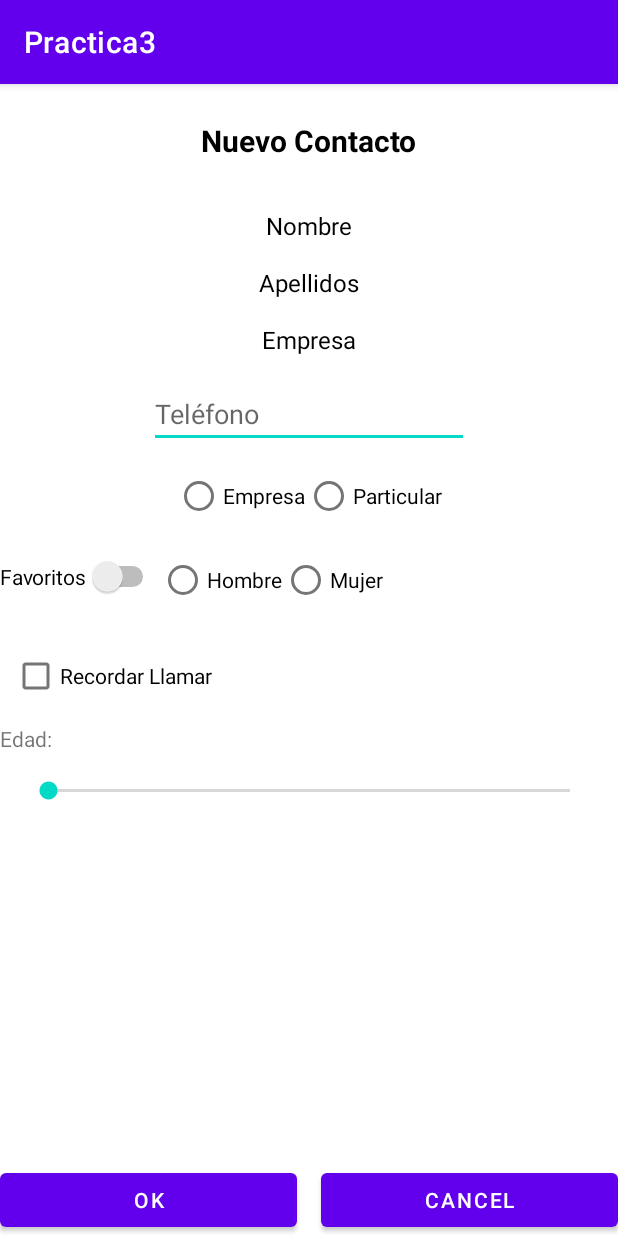
After one commit to sochoa2021AlexandroRodriguezParron/Practica3, an Android app: the NuevoContactoActivity screen opened directly, with no data from a screen before it, on a phone screen of 412 x 824 dp. The commit adds this screen. Run offline under Robolectric (Android 15) with nearby library versions, the phone set to English and light mode, and no system bars.

Commit message:
Avanzando con ImageView

```diff
--- a/app/src/main/AndroidManifest.xml
+++ b/app/src/main/AndroidManifest.xml
@@ -10,6 +10,12 @@
         android:supportsRtl="true"
         android:theme="@style/Theme.Practica3">
         <activity
+            android:name=".StartActivyForResult"
+            android:exported="false" />
+        <activity
+            android:name=".NuevoContactoActivity"
+            android:exported="false" />
+        <activity
             android:name=".MainActivity"
             android:exported="true">
             <intent-filter>
--- /dev/null
+++ b/app/src/main/java/net/iessochoa/alexandrorodriguez/practica3/NuevoContactoActivity.java
@@ -0,0 +1,237 @@
+package net.iessochoa.alexandrorodriguez.practica3;
+
+import android.content.Intent;
+import android.os.Bundle;
+import android.view.View;
+import android.widget.Button;
+import android.widget.CheckBox;
+import android.widget.CompoundButton;
+import android.widget.EditText;
+import android.widget.ImageView;
+import android.widget.RadioButton;
+import android.widget.RadioGroup;
+import android.widget.SeekBar;
+import android.widget.Switch;
+import android.widget.TextView;
+
+import androidx.appcompat.app.AppCompatActivity;
+
+public class NuevoContactoActivity extends AppCompatActivity implements SeekBar.OnSeekBarChangeListener, View.OnClickListener {
+
+    //Constantes EXTRA_
+    //public final static String EXTRA_DATOS_RESULTADO="net.iessochoa.alexandrorodriguez.practica3.NuevoContactoActivity.class";
+
+    //public final static String EXTRA_DATOS="net.iessochoa.alexandrorodriguez.practica3.NuevoContactoActivity.class";
+
+
+    //Constantes
+    //public final static int OPTION_REQUEST_NOMBRE=0;
+    //public final static int OPTION_REQUEST_APELLIDOS=1;
+    //public final static int OPTION_REQUEST_EMPRESA=2;
+
+    //Atributos
+    //TextView
+    private TextView tv_NombreNueCont;
+    private TextView tv_ApellidosNueCon;
+    private TextView tv_EmpresaNueCon;
+    private TextView tv_Edad;
+
+    //Editext
+    private EditText etTelefono;
+
+    //RadioGroup1 Y RadioButtons
+    private RadioGroup grbGrupo1;
+    private RadioButton rbEmpresa;
+    private RadioButton rbParticular;
+
+    //RadioGroup2 Y RadioButtons
+    private RadioGroup grbGrupo2;
+    private RadioButton rbHombre;
+    private RadioButton rbMujer;
+
+    //Switch
+    private Switch sFavoritos;
+
+    //CheckBox
+    private CheckBox cb_RecorLlamar;
+
+    //SeekBar
+    private SeekBar sbEdad;
+
+    //Button
+    private Button bOK;
+    private Button bCancel;
+
+    //ImageView
+    private ImageView iv_llamar;
+    private ImageView iv_Emp_Par;
+    private ImageView iv_Favor;
+    private ImageView iv_Hom_Muj;
+
+
+
+    @Override
+    protected void onCreate(Bundle savedInstanceState) {
+        super.onCreate(savedInstanceState);
+        setContentView(R.layout.activity_nuevo_contacto);
+
+        //Damos referencia cada atributo con cada elemento del layout
+        //TextView
+        tv_NombreNueCont = findViewById(R.id.tv_NombreNueCont);
+        tv_ApellidosNueCon = findViewById(R.id.tv_ApellidosNueCon);
+        tv_EmpresaNueCon = findViewById(R.id.tv_EmpresaNueCon);
+        tv_Edad = findViewById(R.id.tv_Edad);
+        //EditText
+        etTelefono = findViewById(R.id.etTelefono);
+        //RadioGroup1 y RadioButton
+        grbGrupo1 = findViewById(R.id.grbGrupo1);
+        rbEmpresa = findViewById(R.id.rbEmpresa);
+        rbParticular = findViewById(R.id.rbParticular);
+        //RadioGroup2 y RadioButton
+        grbGrupo2 = findViewById(R.id.grbGrupo2);
+        rbHombre = findViewById(R.id.rbHombre);
+        rbMujer = findViewById(R.id.rbMujer);
+        //Switch
+        sFavoritos = findViewById(R.id.sFavoritos);
+        //CheckBox
+        cb_RecorLlamar = findViewById(R.id.cb_RecorLlamar);
+        //SeekBar
+        sbEdad = findViewById(R.id.sbEdad);
+        //Button
+        bOK = findViewById(R.id.bOK);
+        bCancel = findViewById(R.id.bCancel);
+        //ImageView
+        iv_llamar = findViewById(R.id.iv_llamar);
+        iv_llamar.setVisibility(View.INVISIBLE);
+        iv_Emp_Par = findViewById(R.id.iv_Emp_Par);
+        iv_Emp_Par.setVisibility(View.INVISIBLE);
+        iv_Favor = findViewById(R.id.iv_Favor);
+        iv_Favor.setVisibility(View.INVISIBLE);
+        iv_Hom_Muj = findViewById(R.id.iv_Hom_Muj);
+        iv_Hom_Muj.setVisibility(View.INVISIBLE);
+
+
+
+        /**----------------------------------------------------------*/
+
+        //Listener TextView
+        tv_NombreNueCont.setOnClickListener(this);
+        tv_ApellidosNueCon.setOnClickListener(this);
+        tv_EmpresaNueCon.setOnClickListener(this);
+
+        /**----------------------------------------------------------*/
+        //Listener RadioGroup
+        grbGrupo1.setOnCheckedChangeListener(new RadioGroup.OnCheckedChangeListener() {
+            @Override
+            public void onCheckedChanged(RadioGroup group, int checkedId) {
+                switch (checkedId){
+                    case R.id.rbEmpresa:
+                        iv_Emp_Par.setVisibility(View.VISIBLE);
+                        //iv_Emp_Par.setImageResource(R.drawable.ic_empresa_foreground);
+                        break;
+                    case R.id.rbParticular:
+                        iv_Emp_Par.setVisibility(View.VISIBLE);
+                        //iv_Emp_Par.setImageResource(R.drawable.ic_particular_foreground);
+                        break;
+                }
+            }
+        });
+        grbGrupo2.setOnCheckedChangeListener(new RadioGroup.OnCheckedChangeListener() {
+            @Override
+            public void onCheckedChanged(RadioGroup group, int checkedId) {
+                switch (checkedId){
+                    case R.id.rbHombre:
+                        iv_Hom_Muj.setVisibility(View.VISIBLE);
+                        //iv_Hom_Muj.setImageResource(R.mipmap.ic_masculino_background);
+                        break;
+                    case R.id.rbMujer:
+                        iv_Hom_Muj.setVisibility(View.VISIBLE);
+                        //iv_Hom_Muj.setImageResource(R.mipmap.ic_femenino_background);
+                        break;
+                }
+            }
+        });
+        /**----------------------------------------------------------*/
+        //Listener CheckBox
+        cb_RecorLlamar.setOnCheckedChangeListener(new CompoundButton.OnCheckedChangeListener() {
+            @Override
+            public void onCheckedChanged(CompoundButton buttonView, boolean isChecked) {
+                if(isChecked){
+                    iv_llamar.setVisibility(View.VISIBLE);
+                    //iv_llamar.setImageResource(R.drawable.ic_record_llamar_foreground);
+                }else{
+                    iv_llamar.setVisibility(View.INVISIBLE);
+                }
+            }
+        });
+        /**----------------------------------------------------------*/
+        //Listener Switch
+        sFavoritos.setOnCheckedChangeListener(new CompoundButton.OnCheckedChangeListener() {
+            @Override
+            public void onCheckedChanged(CompoundButton buttonView, boolean isChecked) {
+                if(isChecked){
+                    iv_Favor.setVisibility(View.VISIBLE);
+                    //iv_Favor.setImageResource(R.drawable.ic_favoritos_foreground);
+                }else{
+                    iv_Favor.setVisibility(View.INVISIBLE);
+                }
+            }
+        });
+
+        /**----------------------------------------------------------*/
+        //Listener SeekBar
+        sbEdad.setOnSeekBarChangeListener(this);
+
+    }
+
+    /**----------------------------------------------------------*/
+
+    /**----------------------------------------------------------*/
+
+
+
+    /**----------------------------------------------------------*/
+    //TextView funcionamiento
+    @Override
+    public void onClick(View v) {
+        switch (v.getId()){
+            //TextView
+            case R.id.tv_NombreNueCont:
+                cambiarActividadValores();
+                break;
+            case R.id.tv_ApellidosNueCon:
+                cambiarActividadValores();
+                break;
+            case R.id.tv_EmpresaNueCon:
+                cambiarActividadValores();
+                break;
+        }
+    }
+
+    public void cambiarActividadValores(){
+        Intent intent = new Intent(NuevoContactoActivity.this, StartActivyForResult.class);
+        startActivity(intent);
+    }
+
+
+
+    /**----------------------------------------------------------*/
+    //SeekBar Funcionamiento
+    @Override
+    public void onProgressChanged(SeekBar seekBar, int progress, boolean fromUser) {
+        String recurso = getResources().getString(R.string.edad_Formateada);
+        String edad = String.format(recurso, progress);
+        tv_Edad.setText(edad);
+    }
+
+    @Override
+    public void onStartTrackingTouch(SeekBar seekBar) {
+
+    }
+    @Override
+    public void onStopTrackingTouch(SeekBar seekBar) {
+
+    }
+
+    /**----------------------------------------------------------*/
+}
--- /dev/null
+++ b/app/src/main/res/layout/activity_nuevo_contacto.xml
@@ -0,0 +1,222 @@
+<?xml version="1.0" encoding="utf-8"?>
+<androidx.constraintlayout.widget.ConstraintLayout xmlns:android="http://schemas.android.com/apk/res/android"
+    xmlns:app="http://schemas.android.com/apk/res-auto"
+    xmlns:tools="http://schemas.android.com/tools"
+    android:layout_width="match_parent"
+    android:layout_height="match_parent"
+    tools:context=".NuevoContactoActivity">
+
+    <TextView
+        android:id="@+id/tv_NuevoContacto"
+        android:layout_width="wrap_content"
+        android:layout_height="wrap_content"
+        android:layout_marginTop="24dp"
+        android:text="@string/tv_NuevoContacto"
+        android:textColor="#000000"
+        android:textSize="20sp"
+        android:textStyle="bold"
+        app:layout_constraintEnd_toEndOf="parent"
+        app:layout_constraintStart_toStartOf="parent"
+        app:layout_constraintTop_toTopOf="parent" />
+
+    <TextView
+        android:id="@+id/tv_NombreNueCont"
+        android:layout_width="wrap_content"
+        android:layout_height="wrap_content"
+        android:layout_marginTop="32dp"
+        android:text="@string/tv_NombreNueCont"
+        android:textColor="#000000"
+        android:textSize="16sp"
+        app:layout_constraintEnd_toEndOf="parent"
+        app:layout_constraintStart_toStartOf="parent"
+        app:layout_constraintTop_toBottomOf="@+id/tv_NuevoContacto" />
+
+    <TextView
+        android:id="@+id/tv_ApellidosNueCon"
+        android:layout_width="wrap_content"
+        android:layout_height="wrap_content"
+        android:layout_marginTop="16dp"
+        android:text="@string/tv_ApellidosNueCon"
+        android:textColor="#000000"
+        android:textSize="16sp"
+        app:layout_constraintEnd_toEndOf="parent"
+        app:layout_constraintStart_toStartOf="parent"
+        app:layout_constraintTop_toBottomOf="@+id/tv_NombreNueCont" />
+
+    <TextView
+        android:id="@+id/tv_EmpresaNueCon"
+        android:layout_width="wrap_content"
+        android:layout_height="wrap_content"
+        android:layout_marginTop="16dp"
+        android:text="@string/tv_EmpresaNueCon"
+        android:textColor="#000000"
+        android:textSize="16sp"
+        app:layout_constraintEnd_toEndOf="parent"
+        app:layout_constraintStart_toStartOf="parent"
+        app:layout_constraintTop_toBottomOf="@+id/tv_ApellidosNueCon" />
+
+    <EditText
+        android:id="@+id/etTelefono"
+        android:layout_width="wrap_content"
+        android:layout_height="wrap_content"
+        android:layout_marginTop="16dp"
+        android:ems="10"
+        android:hint="@string/telefono"
+        android:inputType="phone"
+        app:layout_constraintEnd_toEndOf="parent"
+        app:layout_constraintStart_toStartOf="parent"
+        app:layout_constraintTop_toBottomOf="@+id/tv_EmpresaNueCon" />
+
+
+    <RadioGroup
+        android:id="@+id/grbGrupo1"
+        android:layout_width="wrap_content"
+        android:layout_height="wrap_content"
+        android:layout_marginTop="8dp"
+        android:orientation="horizontal"
+        app:layout_constraintEnd_toEndOf="parent"
+        app:layout_constraintStart_toStartOf="parent"
+        app:layout_constraintTop_toBottomOf="@+id/etTelefono"
+        tools:ignore="MissingConstraints">
+
+        <RadioButton
+            android:id="@+id/rbEmpresa"
+            android:layout_width="wrap_content"
+            android:layout_height="wrap_content"
+            android:text="@string/rbEmpresa" />
+
+        <RadioButton
+            android:id="@+id/rbParticular"
+            android:layout_width="wrap_content"
+            android:layout_height="wrap_content"
+            android:text="@string/rbParticular" />
+    </RadioGroup>
+
+    <Switch
+        android:id="@+id/sFavoritos"
+        android:layout_width="wrap_content"
+        android:layout_height="wrap_content"
+        android:layout_marginTop="16dp"
+        android:text="@string/sFavoritos"
+        app:layout_constraintStart_toStartOf="parent"
+        app:layout_constraintTop_toBottomOf="@+id/grbGrupo1"
+        tools:checked="false" />
+
+    <RadioGroup
+        android:id="@+id/grbGrupo2"
+        android:layout_width="wrap_content"
+        android:layout_height="wrap_content"
+        android:layout_marginTop="8dp"
+        android:orientation="horizontal"
+        app:layout_constraintStart_toEndOf="@+id/sFavoritos"
+
+        app:layout_constraintTop_toBottomOf="@+id/grbGrupo1"
+        tools:ignore="MissingConstraints">
+
+        <RadioButton
+            android:id="@+id/rbHombre"
+            android:layout_width="wrap_content"
+            android:layout_height="wrap_content"
+            android:layout_weight="1"
+            android:text="@string/rbHombre" />
+
+        <RadioButton
+            android:id="@+id/rbMujer"
+            android:layout_width="wrap_content"
+            android:layout_height="wrap_content"
+            android:layout_weight="1"
+            android:text="@string/rbMujer" />
+    </RadioGroup>
+
+    <CheckBox
+        android:id="@+id/cb_RecorLlamar"
+        android:layout_width="wrap_content"
+        android:layout_height="wrap_content"
+        android:layout_marginStart="8dp"
+        android:layout_marginTop="16dp"
+        android:text="@string/cb_RecorLlamar"
+        app:layout_constraintStart_toStartOf="parent"
+        app:layout_constraintTop_toBottomOf="@+id/grbGrupo2" />
+
+    <TextView
+        android:id="@+id/tv_Edad"
+        android:layout_width="wrap_content"
+        android:layout_height="wrap_content"
+        android:layout_marginTop="8dp"
+        android:text="@string/tv_Edad"
+        app:layout_constraintStart_toStartOf="parent"
+        app:layout_constraintTop_toBottomOf="@+id/cb_RecorLlamar" />
+
+    <SeekBar
+        android:id="@+id/sbEdad"
+        android:layout_width="0dp"
+        android:layout_height="wrap_content"
+        android:layout_marginStart="16dp"
+        android:layout_marginTop="16dp"
+        android:layout_marginEnd="16dp"
+        android:max="@integer/maximaedad"
+        app:layout_constraintEnd_toEndOf="parent"
+        app:layout_constraintStart_toStartOf="parent"
+        app:layout_constraintTop_toBottomOf="@+id/tv_Edad" />
+
+    <Button
+        android:id="@+id/bOK"
+        android:layout_width="0dp"
+        android:layout_height="wrap_content"
+        android:layout_marginEnd="8dp"
+        android:text="@string/bOK"
+        app:layout_constraintBottom_toBottomOf="parent"
+        app:layout_constraintEnd_toStartOf="@+id/bCancel"
+        app:layout_constraintHorizontal_bias="0.5"
+        app:layout_constraintStart_toStartOf="parent" />
+
+    <Button
+        android:id="@+id/bCancel"
+        android:layout_width="0dp"
+        android:layout_height="wrap_content"
+        android:layout_marginStart="8dp"
+        android:text="@string/bCancel"
+        app:layout_constraintBottom_toBottomOf="parent"
+        app:layout_constraintEnd_toEndOf="parent"
+        app:layout_constraintHorizontal_bias="0.5"
+        app:layout_constraintStart_toEndOf="@+id/bOK" />
+
+    <ImageView
+        android:id="@+id/iv_Emp_Par"
+        android:layout_width="wrap_content"
+        android:layout_height="wrap_content"
+        android:layout_marginStart="8dp"
+        android:layout_marginTop="16dp"
+        app:layout_constraintStart_toEndOf="@+id/iv_llamar"
+        app:layout_constraintTop_toBottomOf="@+id/tv_NuevoContacto"
+        app:srcCompat="@android:drawable/btn_radio" />
+
+    <ImageView
+        android:id="@+id/iv_llamar"
+        android:layout_width="wrap_content"
+        android:layout_height="wrap_content"
+        android:layout_marginStart="8dp"
+        android:layout_marginTop="24dp"
+        app:layout_constraintStart_toStartOf="parent"
+        app:layout_constraintTop_toBottomOf="@+id/tv_NuevoContacto"
+        app:srcCompat="@android:drawable/btn_radio" />
+
+    <ImageView
+        android:id="@+id/iv_Favor"
+        android:layout_width="wrap_content"
+        android:layout_height="wrap_content"
+        android:layout_marginTop="16dp"
+        app:layout_constraintEnd_toEndOf="parent"
+        app:layout_constraintTop_toBottomOf="@+id/tv_NuevoContacto"
+        app:srcCompat="@android:drawable/btn_radio" />
+
+    <ImageView
+        android:id="@+id/iv_Hom_Muj"
+        android:layout_width="wrap_content"
+        android:layout_height="wrap_content"
+        app:layout_constraintEnd_toStartOf="@+id/iv_Favor"
+        app:layout_constraintTop_toBottomOf="@+id/tv_NuevoContacto"
+        app:srcCompat="@android:drawable/btn_radio" />
+
+
+</androidx.constraintlayout.widget.ConstraintLayout>
--- /dev/null
+++ b/app/src/main/res/values/integers.xml
@@ -0,0 +1,4 @@
+<?xml version="1.0" encoding="utf-8"?>
+<resources>
+    <integer name="maximaedad">100</integer>
+</resources>
--- a/app/src/main/res/values/strings.xml
+++ b/app/src/main/res/values/strings.xml
@@ -1,3 +1,24 @@
 <resources>
     <string name="app_name">Practica3</string>
+    <string name="tv_Nombre">Alexandro Rodríguez Parrón</string>
+    <string name="bNuevo">Nuevo</string>
+    <string name="bSalir">Salir</string>
+    <string name="tv_NuevoContacto">Nuevo Contacto</string>
+    <string name="tv_NombreNueCont">Nombre</string>
+    <string name="tv_ApellidosNueCon">Apellidos</string>
+    <string name="tv_EmpresaNueCon">Empresa</string>
+    <string name="telefono">Teléfono</string>
+    <string name="rbEmpresa">Empresa</string>
+    <string name="rbParticular">Particular</string>
+    <string name="sFavoritos">Favoritos</string>
+    <string name="rbHombre">Hombre</string>
+    <string name="rbMujer">Mujer</string>
+    <string name="cb_RecorLlamar">Recordar Llamar</string>
+    <string name="tv_Edad">Edad: </string>
+    <string name="edad_Formateada">Edad: %1$d</string>
+    <string name="bOK">OK</string>
+    <string name="bCancel">Cancel</string>
+    <string name="etValor">Introduce un valor</string>
+
+
 </resources>
```
Also changed, not shown: app/src/main/java/net/iessochoa/alexandrorodriguez/practica3/MainActivity.java (+31 -2 lines), app/src/main/java/net/iessochoa/alexandrorodriguez/practica3/StartActivyForResult.java (added, +48 -0 lines), app/src/main/res/layout/activity_main.xml (+51 -1 lines), app/src/main/res/layout/activity_start_activy_for_result.xml (added, +41 -0 lines).
